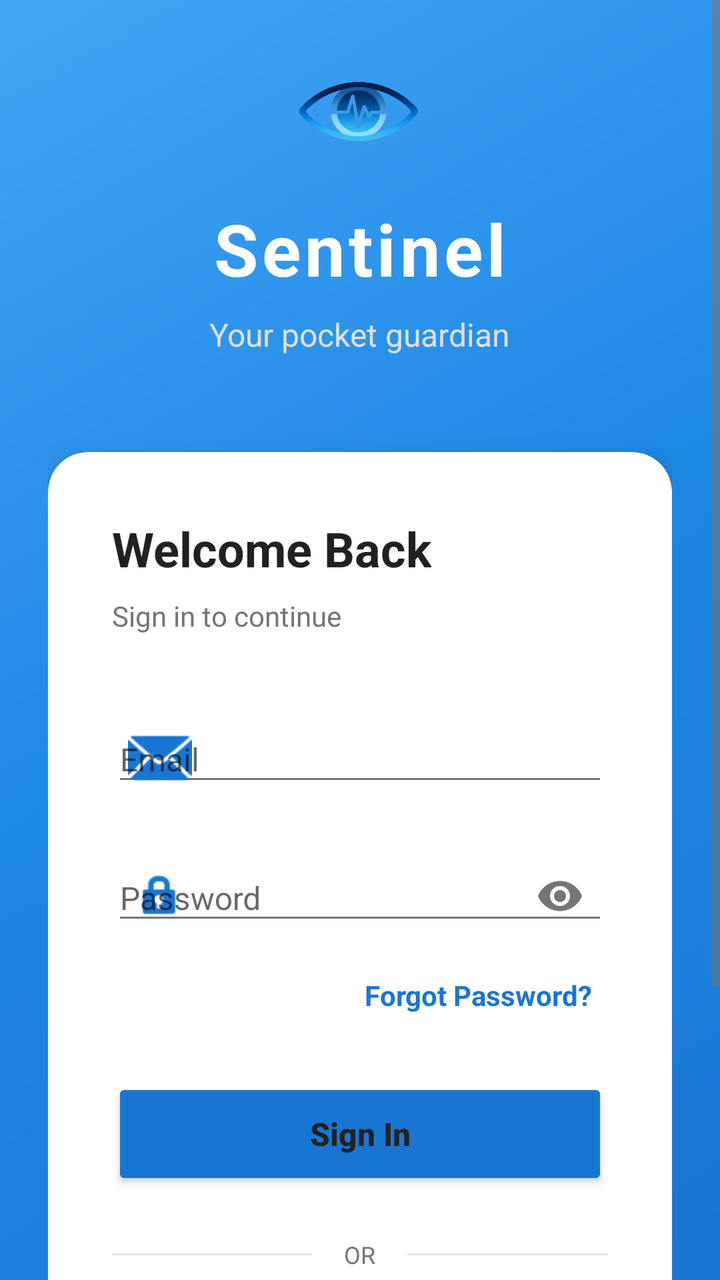
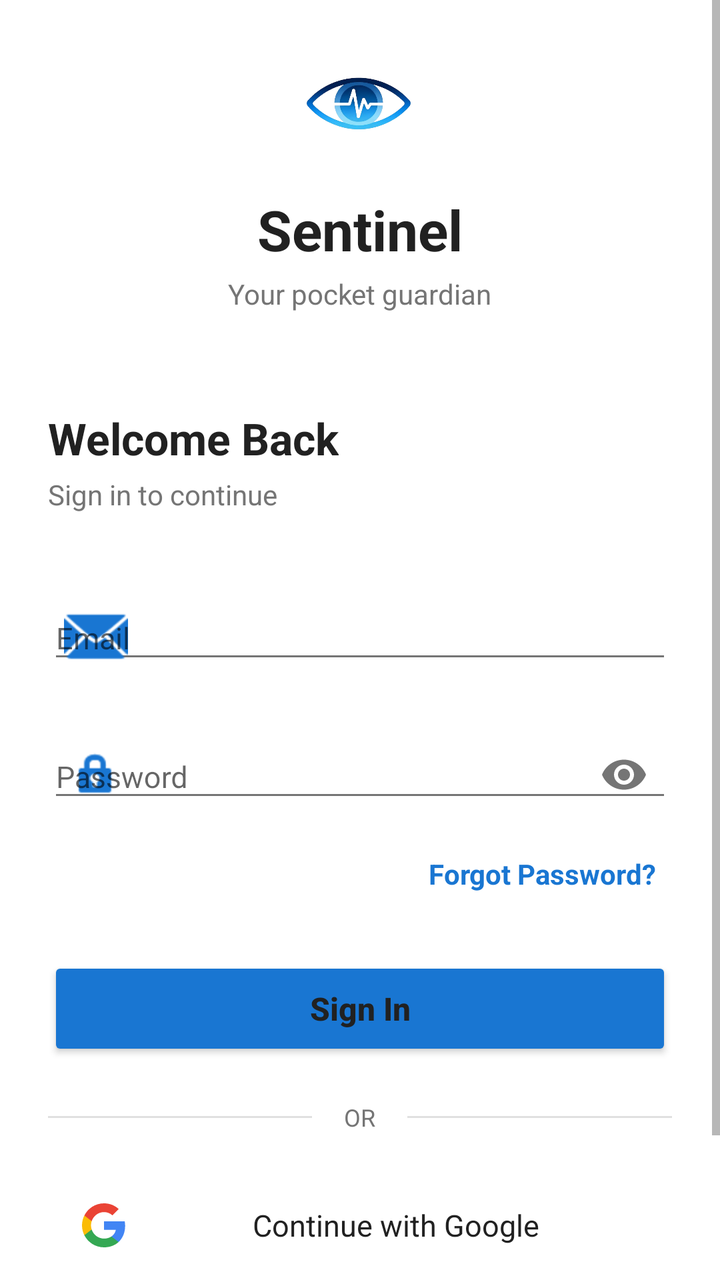

Before-and-after screenshots of an Android layout around one commit, followed by the original layout XML and the change that was made.
<!-- AndroidManifest.xml: application theme Theme.Sentinel -->
<!-- res/layout/activity_login.xml -->
<?xml version="1.0" encoding="utf-8"?>
<RelativeLayout xmlns:android="http://schemas.android.com/apk/res/android"
    xmlns:app="http://schemas.android.com/apk/res-auto"
    android:layout_width="match_parent"
    android:layout_height="match_parent"
    android:background="@drawable/login_gradient_background">

    <ScrollView
        android:layout_width="match_parent"
        android:layout_height="match_parent"
        android:fillViewport="true">

        <LinearLayout
            android:layout_width="match_parent"
            android:layout_height="wrap_content"
            android:orientation="vertical"
            android:padding="24dp"
            android:gravity="center">

            
            <View
                android:layout_width="match_parent"
                android:layout_height="0dp"
                android:layout_weight="1" />

            
            <LinearLayout
                android:layout_width="match_parent"
                android:layout_height="wrap_content"
                android:orientation="vertical"
                android:gravity="center"
                android:layout_marginBottom="48dp">

                
                <ImageView
                    android:id="@+id/iv_shield_icon"
                    android:layout_width="64dp"
                    android:layout_height="64dp"
                    android:layout_marginBottom="12dp"
                    android:src="@drawable/sentinel_main_icon"
                    android:contentDescription="@string/shield_icon"
                    android:adjustViewBounds="true"
                    android:scaleType="fitCenter" />

                <TextView
                    android:layout_width="wrap_content"
                    android:layout_height="wrap_content"
                    android:text="@string/sentinel"
                    android:textSize="36sp"
                    android:textStyle="bold"
                    android:textColor="@android:color/white"
                    android:letterSpacing="0.05" />

                <TextView
                    android:layout_width="wrap_content"
                    android:layout_height="wrap_content"
                    android:text="@string/your_pocket_guardian"
                    android:textSize="16sp"
                    android:textColor="#E0E0E0"
                    android:layout_marginTop="8dp" />
            </LinearLayout>

            
            <androidx.cardview.widget.CardView
                android:layout_width="match_parent"
                android:layout_height="wrap_content"
                app:cardCornerRadius="20dp"
                app:cardElevation="8dp"
                android:layout_marginBottom="24dp">

                <LinearLayout
                    android:layout_width="match_parent"
                    android:layout_height="wrap_content"
                    android:orientation="vertical"
                    android:padding="32dp">

                    
                    <TextView
                        android:layout_width="wrap_content"
                        android:layout_height="wrap_content"
                        android:text="@string/welcome_back"
                        android:textSize="24sp"
                        android:textStyle="bold"
                        android:textColor="#212121"
                        android:layout_marginBottom="8dp" />

                    <TextView
                        android:layout_width="wrap_content"
                        android:layout_height="wrap_content"
                        android:text="@string/sign_in_to_continue"
                        android:textSize="14sp"
                        android:textColor="#757575"
                        android:layout_marginBottom="32dp" />

                    
                    <com.google.android.material.textfield.TextInputLayout
                        android:id="@+id/email_input_layout"
                        android:layout_width="match_parent"
                        android:layout_height="wrap_content"
                        android:layout_marginBottom="16dp"
                        app:boxBackgroundMode="outline"
                        app:boxCornerRadiusTopStart="12dp"
                        app:boxCornerRadiusTopEnd="12dp"
                        app:boxCornerRadiusBottomStart="12dp"
                        app:boxCornerRadiusBottomEnd="12dp"
                        app:startIconDrawable="@android:drawable/ic_dialog_email"
                        app:startIconTint="#1976D2">

                        <com.google.android.material.textfield.TextInputEditText
                            android:id="@+id/et_email"
                            android:layout_width="match_parent"
                            android:layout_height="wrap_content"
                            android:hint="@string/email"
                            android:inputType="textEmailAddress"
                            android:textSize="16sp" />
                    </com.google.android.material.textfield.TextInputLayout>

                    
                    <com.google.android.material.textfield.TextInputLayout
                        android:id="@+id/password_input_layout"
                        android:layout_width="match_parent"
                        android:layout_height="wrap_content"
                        android:layout_marginBottom="8dp"
                        app:boxBackgroundMode="outline"
                        app:boxCornerRadiusTopStart="12dp"
                        app:boxCornerRadiusTopEnd="12dp"
                        app:boxCornerRadiusBottomStart="12dp"
                        app:boxCornerRadiusBottomEnd="12dp"
                        app:startIconDrawable="@android:drawable/ic_lock_idle_lock"
                        app:startIconTint="#1976D2"
                        app:endIconMode="password_toggle">

                        <com.google.android.material.textfield.TextInputEditText
                            android:id="@+id/et_password"
                            android:layout_width="match_parent"
                            android:layout_height="wrap_content"
                            android:hint="@string/password"
                            android:inputType="textPassword"
                            android:textSize="16sp" />
                    </com.google.android.material.textfield.TextInputLayout>

                    
                    <TextView
                        android:id="@+id/tv_forgot_password"
                        android:layout_width="wrap_content"
                        android:layout_height="wrap_content"
                        android:text="@string/forgot_password"
                        android:textSize="14sp"
                        android:textColor="#1976D2"
                        android:textStyle="bold"
                        android:layout_gravity="end"
                        android:padding="8dp"
                        android:layout_marginBottom="24dp"
                        android:clickable="true"
                        android:focusable="true"
                        android:background="?attr/selectableItemBackgroundBorderless" />

                    
                    <Button
                        android:id="@+id/btn_sign_in"
                        android:layout_width="match_parent"
                        android:layout_height="56dp"
                        android:text="@string/sign_in"
                        android:textAllCaps="false"
                        android:textSize="16sp"
                        android:textStyle="bold"
                        android:backgroundTint="#1976D2"
                        app:cornerRadius="12dp"
                        android:layout_marginBottom="24dp" />

                    
                    <LinearLayout
                        android:layout_width="match_parent"
                        android:layout_height="wrap_content"
                        android:orientation="horizontal"
                        android:gravity="center_vertical"
                        android:layout_marginBottom="24dp">

                        <View
                            android:layout_width="0dp"
                            android:layout_height="1dp"
                            android:layout_weight="1"
                            android:background="#E0E0E0" />

                        <TextView
                            android:layout_width="wrap_content"
                            android:layout_height="wrap_content"
                            android:text="@string/or"
                            android:textSize="12sp"
                            android:textColor="#757575"
                            android:paddingStart="16dp"
                            android:paddingEnd="16dp" />

                        <View
                            android:layout_width="0dp"
                            android:layout_height="1dp"
                            android:layout_weight="1"
                            android:background="#E0E0E0" />
                    </LinearLayout>

                    
                    <Button
                        android:id="@+id/btn_google_sign_in"
                        android:layout_width="match_parent"
                        android:layout_height="56dp"
                        android:text="@string/google"
                        android:textAllCaps="false"
                        android:textSize="16sp"
                        android:textColor="#212121"
                        android:drawableStart="@drawable/ic_google"
                        android:drawablePadding="12dp"
                        android:paddingStart="16dp"
                        android:paddingEnd="16dp"
                        style="@style/Widget.MaterialComponents.Button.OutlinedButton"
                        app:strokeColor="#E0E0E0"
                        app:strokeWidth="1dp"
                        app:cornerRadius="12dp"
                        android:background="@android:color/white" />
                </LinearLayout>
            </androidx.cardview.widget.CardView>

            
            <LinearLayout
                android:layout_width="wrap_content"
                android:layout_height="wrap_content"
                android:orientation="horizontal"
                android:gravity="center">

                <TextView
                    android:layout_width="wrap_content"
                    android:layout_height="wrap_content"
                    android:text="@string/don_t_have_an_account"
                    android:textSize="14sp"
                    android:textColor="@android:color/white" />

                <TextView
                    android:id="@+id/tv_sign_up"
                    android:layout_width="wrap_content"
                    android:layout_height="wrap_content"
                    android:text="@string/sign_up"
                    android:textSize="14sp"
                    android:textColor="@android:color/white"
                    android:textStyle="bold"
                    android:padding="8dp"
                    android:clickable="true"
                    android:focusable="true"
                    android:background="?attr/selectableItemBackgroundBorderless" />
            </LinearLayout>

            
            <View
                android:layout_width="match_parent"
                android:layout_height="0dp"
                android:layout_weight="1" />

        </LinearLayout>
    </ScrollView>

    
    <ProgressBar
        android:id="@+id/progress_bar"
        android:layout_width="wrap_content"
        android:layout_height="wrap_content"
        android:layout_centerInParent="true"
        android:visibility="gone"
        android:indeterminateTint="@android:color/white" />

</RelativeLayout>
<!-- resources referenced by this layout -->
<resources>
  <!-- drawable ic_google (drawable) -->
  <?xml version="1.0" encoding="utf-8"?>
  <vector xmlns:android="http://schemas.android.com/apk/res/android"
      android:width="24dp"
      android:height="24dp"
      android:viewportWidth="24"
      android:viewportHeight="24">
      <path
          android:fillColor="#4285F4"
          android:pathData="M22.56,12.25c0,-0.78 -0.07,-1.53 -0.2,-2.25H12v4.26h5.92c-0.26,1.37 -1.04,2.53 -2.21,3.31v2.77h3.57c2.08,-1.92 3.28,-4.74 3.28,-8.09z" />
      <path
          android:fillColor="#34A853"
          android:pathData="M12,23c2.97,0 5.46,-0.98 7.28,-2.66l-3.57,-2.77c-0.98,0.66 -2.23,1.06 -3.71,1.06 -2.86,0 -5.29,-1.93 -6.16,-4.53H2.18v2.84C3.99,20.53 7.7,23 12,23z" />
      <path
          android:fillColor="#FBBC05"
          android:pathData="M5.84,14.09c-0.22,-0.66 -0.35,-1.36 -0.35,-2.09s0.13,-1.43 0.35,-2.09V7.07H2.18C1.43,8.55 1,10.22 1,12s0.43,3.45 1.18,4.93l2.85,-2.22 0.81,-0.62z" />
      <path
          android:fillColor="#EA4335"
          android:pathData="M12,5.38c1.62,0 3.06,0.56 4.21,1.64l3.15,-3.15C17.45,2.09 14.97,1 12,1 7.7,1 3.99,3.47 2.18,7.07l3.66,2.84c0.87,-2.6 3.3,-4.53 6.16,-4.53z" />
  </vector>
  <!-- drawable login_gradient_background (drawable) -->
  <?xml version="1.0" encoding="utf-8"?>
  <shape xmlns:android="http://schemas.android.com/apk/res/android">
      <gradient
          android:angle="135"
          android:startColor="#1976D2"
          android:centerColor="#1E88E5"
          android:endColor="#42A5F5"
          android:type="linear" />
  </shape>
  <!-- drawable sentinel_main_icon: png bitmap (drawable, 95351 bytes) -->
  <string name="don_t_have_an_account">Don\'t have an account?</string>
  <string name="email">Email</string>
  <string name="forgot_password">Forgot Password?</string>
  <string name="google">Continue with Google</string>
  <string name="or">OR</string>
  <string name="password">Password</string>
  <string name="sentinel">Sentinel</string>
  <string name="shield_icon">Shield Icon</string>
  <string name="sign_in">Sign In</string>
  <string name="sign_in_to_continue">Sign in to continue</string>
  <string name="sign_up">Sign Up</string>
  <string name="welcome_back">Welcome Back</string>
  <string name="your_pocket_guardian">Your pocket guardian</string>
  <style name="Theme.Sentinel" parent="Base.Theme.Sentinel" />
  <style name="Base.Theme.Sentinel" parent="Theme.AppCompat.Light.DarkActionBar">
          
          <item name="colorPrimary">#1976D2</item>
          <item name="colorPrimaryDark">#1565C0</item>
          <item name="colorAccent">#42A5F5</item>
  
          
          <item name="android:statusBarColor">#1565C0</item>
  
          
          <item name="android:textColorPrimary">#212121</item>
          <item name="android:textColorSecondary">#757575</item>
      </style>
</resources>

<!-- the commit's change to res/layout/activity_login.xml (unified diff, before → after) -->
@@ -3,7 +3,7 @@
     xmlns:app="http://schemas.android.com/apk/res-auto"
     android:layout_width="match_parent"
     android:layout_height="match_parent"
-    android:background="@drawable/login_gradient_background">
+    android:background="@android:color/white">
 
     <ScrollView
         android:layout_width="match_parent"
@@ -34,9 +34,9 @@
                 
                 <ImageView
                     android:id="@+id/iv_shield_icon"
-                    android:layout_width="64dp"
-                    android:layout_height="64dp"
-                    android:layout_marginBottom="12dp"
+                    android:layout_width="56dp"
+                    android:layout_height="56dp"
+                    android:layout_marginBottom="16dp"
                     android:src="@drawable/sentinel_main_icon"
                     android:contentDescription="@string/shield_icon"
                     android:adjustViewBounds="true"
@@ -46,205 +46,194 @@
                     android:layout_width="wrap_content"
                     android:layout_height="wrap_content"
                     android:text="@string/sentinel"
-                    android:textSize="36sp"
-                    android:textStyle="bold"
-                    android:textColor="@android:color/white"
-                    android:letterSpacing="0.05" />
+                    android:textSize="28sp"
+                    android:textStyle="bold"
+                    android:textColor="#212121" />
 
                 <TextView
                     android:layout_width="wrap_content"
                     android:layout_height="wrap_content"
                     android:text="@string/your_pocket_guardian"
+                    android:textSize="14sp"
+                    android:textColor="#757575"
+                    android:layout_marginTop="4dp" />
+            </LinearLayout>
+
+            
+            <LinearLayout
+                android:layout_width="match_parent"
+                android:layout_height="wrap_content"
+                android:orientation="vertical">
+
+                
+                <TextView
+                    android:layout_width="wrap_content"
+                    android:layout_height="wrap_content"
+                    android:text="@string/welcome_back"
+                    android:textSize="22sp"
+                    android:textStyle="bold"
+                    android:textColor="#212121"
+                    android:layout_marginBottom="4dp" />
+
+                <TextView
+                    android:layout_width="wrap_content"
+                    android:layout_height="wrap_content"
+                    android:text="@string/sign_in_to_continue"
+                    android:textSize="14sp"
+                    android:textColor="#757575"
+                    android:layout_marginBottom="32dp" />
+
+                
+                <com.google.android.material.textfield.TextInputLayout
+                    android:id="@+id/email_input_layout"
+                    android:layout_width="match_parent"
+                    android:layout_height="wrap_content"
+                    android:layout_marginBottom="16dp"
+                    app:boxBackgroundMode="outline"
+                    app:boxCornerRadiusTopStart="8dp"
+                    app:boxCornerRadiusTopEnd="8dp"
+                    app:boxCornerRadiusBottomStart="8dp"
+                    app:boxCornerRadiusBottomEnd="8dp"
+                    app:startIconDrawable="@android:drawable/ic_dialog_email"
+                    app:startIconTint="#1976D2">
+
+                    <com.google.android.material.textfield.TextInputEditText
+                        android:id="@+id/et_email"
+                        android:layout_width="match_parent"
+                        android:layout_height="wrap_content"
+                        android:hint="@string/email"
+                        android:inputType="textEmailAddress"
+                        android:textSize="15sp" />
+                </com.google.android.material.textfield.TextInputLayout>
+
+                
+                <com.google.android.material.textfield.TextInputLayout
+                    android:id="@+id/password_input_layout"
+                    android:layout_width="match_parent"
+                    android:layout_height="wrap_content"
+                    android:layout_marginBottom="8dp"
+                    app:boxBackgroundMode="outline"
+                    app:boxCornerRadiusTopStart="8dp"
+                    app:boxCornerRadiusTopEnd="8dp"
+                    app:boxCornerRadiusBottomStart="8dp"
+                    app:boxCornerRadiusBottomEnd="8dp"
+                    app:startIconDrawable="@android:drawable/ic_lock_idle_lock"
+                    app:startIconTint="#1976D2"
+                    app:endIconMode="password_toggle">
+
+                    <com.google.android.material.textfield.TextInputEditText
+                        android:id="@+id/et_password"
+                        android:layout_width="match_parent"
+                        android:layout_height="wrap_content"
+                        android:hint="@string/password"
+                        android:inputType="textPassword"
+                        android:textSize="15sp" />
+                </com.google.android.material.textfield.TextInputLayout>
+
+                
+                <TextView
+                    android:id="@+id/tv_forgot_password"
+                    android:layout_width="wrap_content"
+                    android:layout_height="wrap_content"
+                    android:text="@string/forgot_password"
+                    android:textSize="14sp"
+                    android:textColor="#1976D2"
+                    android:textStyle="bold"
+                    android:layout_gravity="end"
+                    android:padding="8dp"
+                    android:layout_marginBottom="24dp"
+                    android:clickable="true"
+                    android:focusable="true"
+                    android:background="?attr/selectableItemBackgroundBorderless" />
+
+                
+                <Button
+                    android:id="@+id/btn_sign_in"
+                    android:layout_width="match_parent"
+                    android:layout_height="52dp"
+                    android:text="@string/sign_in"
+                    android:textAllCaps="false"
                     android:textSize="16sp"
-                    android:textColor="#E0E0E0"
-                    android:layout_marginTop="8dp" />
-            </LinearLayout>
-
-            
-            <androidx.cardview.widget.CardView
-                android:layout_width="match_parent"
-                android:layout_height="wrap_content"
-                app:cardCornerRadius="20dp"
-                app:cardElevation="8dp"
-                android:layout_marginBottom="24dp">
-
+                    android:textStyle="bold"
+                    android:backgroundTint="#1976D2"
+                    android:layout_marginBottom="20dp" />
+
+                
                 <LinearLayout
                     android:layout_width="match_parent"
                     android:layout_height="wrap_content"
-                    android:orientation="vertical"
-                    android:padding="32dp">
-
-                    
+                    android:orientation="horizontal"
+                    android:gravity="center_vertical"
+                    android:layout_marginBottom="20dp">
+
+                    <View
+                        android:layout_width="0dp"
+                        android:layout_height="1dp"
+                        android:layout_weight="1"
+                        android:background="#E0E0E0" />
+
                     <TextView
                         android:layout_width="wrap_content"
                         android:layout_height="wrap_content"
-                        android:text="@string/welcome_back"
-                        android:textSize="24sp"
-                        android:textStyle="bold"
-                        android:textColor="#212121"
-                        android:layout_marginBottom="8dp" />
+                        android:text="@string/or"
+                        android:textSize="12sp"
+                        android:textColor="#757575"
+                        android:paddingStart="16dp"
+                        android:paddingEnd="16dp" />
+
+                    <View
+                        android:layout_width="0dp"
+                        android:layout_height="1dp"
+                        android:layout_weight="1"
+                        android:background="#E0E0E0" />
+                </LinearLayout>
+
+                
+                <Button
+                    android:id="@+id/btn_google_sign_in"
+                    android:layout_width="match_parent"
+                    android:layout_height="52dp"
+                    android:text="@string/google"
+                    android:textAllCaps="false"
+                    android:textSize="15sp"
+                    android:textColor="#212121"
+                    android:drawableStart="@drawable/ic_google"
+                    android:drawablePadding="12dp"
+                    android:paddingStart="16dp"
+                    android:paddingEnd="16dp"
+                    style="@style/Widget.MaterialComponents.Button.OutlinedButton"
+                    app:strokeColor="#E0E0E0"
+                    app:strokeWidth="1dp"
+                    android:background="@android:color/white"
+                    android:layout_marginBottom="24dp" />
+
+                
+                <LinearLayout
+                    android:layout_width="match_parent"
+                    android:layout_height="wrap_content"
+                    android:orientation="horizontal"
+                    android:gravity="center">
 
                     <TextView
                         android:layout_width="wrap_content"
                         android:layout_height="wrap_content"
-                        android:text="@string/sign_in_to_continue"
+                        android:text="@string/don_t_have_an_account"
                         android:textSize="14sp"
-                        android:textColor="#757575"
-                        android:layout_marginBottom="32dp" />
-
-                    
-                    <com.google.android.material.textfield.TextInputLayout
-                        android:id="@+id/email_input_layout"
-                        android:layout_width="match_parent"
-                        android:layout_height="wrap_content"
-                        android:layout_marginBottom="16dp"
-                        app:boxBackgroundMode="outline"
-                        app:boxCornerRadiusTopStart="12dp"
-                        app:boxCornerRadiusTopEnd="12dp"
-                        app:boxCornerRadiusBottomStart="12dp"
-                        app:boxCornerRadiusBottomEnd="12dp"
-                        app:startIconDrawable="@android:drawable/ic_dialog_email"
-                        app:startIconTint="#1976D2">
-
-                        <com.google.android.material.textfield.TextInputEditText
-                            android:id="@+id/et_email"
-                            android:layout_width="match_parent"
-                            android:layout_height="wrap_content"
-                            android:hint="@string/email"
-                            android:inputType="textEmailAddress"
-                            android:textSize="16sp" />
-                    </com.google.android.material.textfield.TextInputLayout>
-
-                    
-                    <com.google.android.material.textfield.TextInputLayout
-                        android:id="@+id/password_input_layout"
-                        android:layout_width="match_parent"
-                        android:layout_height="wrap_content"
-                        android:layout_marginBottom="8dp"
-                        app:boxBackgroundMode="outline"
-                        app:boxCornerRadiusTopStart="12dp"
-                        app:boxCornerRadiusTopEnd="12dp"
-                        app:boxCornerRadiusBottomStart="12dp"
-                        app:boxCornerRadiusBottomEnd="12dp"
-                        app:startIconDrawable="@android:drawable/ic_lock_idle_lock"
-                        app:startIconTint="#1976D2"
-                        app:endIconMode="password_toggle">
-
-                        <com.google.android.material.textfield.TextInputEditText
-                            android:id="@+id/et_password"
-                            android:layout_width="match_parent"
-                            android:layout_height="wrap_content"
-                            android:hint="@string/password"
-                            android:inputType="textPassword"
-                            android:textSize="16sp" />
-                    </com.google.android.material.textfield.TextInputLayout>
-
-                    
+                        android:textColor="#757575" />
+
                     <TextView
-                        android:id="@+id/tv_forgot_password"
+                        android:id="@+id/tv_sign_up"
                         android:layout_width="wrap_content"
                         android:layout_height="wrap_content"
-                        android:text="@string/forgot_password"
+                        android:text="@string/sign_up"
                         android:textSize="14sp"
                         android:textColor="#1976D2"
                         android:textStyle="bold"
-                        android:layout_gravity="end"
                         android:padding="8dp"
-                        android:layout_marginBottom="24dp"
                         android:clickable="true"
                         android:focusable="true"
                         android:background="?attr/selectableItemBackgroundBorderless" />
-
-                    
-                    <Button
-                        android:id="@+id/btn_sign_in"
-                        android:layout_width="match_parent"
-                        android:layout_height="56dp"
-                        android:text="@string/sign_in"
-                        android:textAllCaps="false"
-                        android:textSize="16sp"
-                        android:textStyle="bold"
-                        android:backgroundTint="#1976D2"
-                        app:cornerRadius="12dp"
-                        android:layout_marginBottom="24dp" />
-
-                    
-                    <LinearLayout
-                        android:layout_width="match_parent"
-                        android:layout_height="wrap_content"
-                        android:orientation="horizontal"
-                        android:gravity="center_vertical"
-                        android:layout_marginBottom="24dp">
-
-                        <View
-                            android:layout_width="0dp"
-                            android:layout_height="1dp"
-                            android:layout_weight="1"
-                            android:background="#E0E0E0" />
-
-                        <TextView
-                            android:layout_width="wrap_content"
-                            android:layout_height="wrap_content"
-                            android:text="@string/or"
-                            android:textSize="12sp"
-                            android:textColor="#757575"
-                            android:paddingStart="16dp"
-                            android:paddingEnd="16dp" />
-
-                        <View
-                            android:layout_width="0dp"
-                            android:layout_height="1dp"
-                            android:layout_weight="1"
-                            android:background="#E0E0E0" />
-                    </LinearLayout>
-
-                    
-                    <Button
-                        android:id="@+id/btn_google_sign_in"
-                        android:layout_width="match_parent"
-                        android:layout_height="56dp"
-                        android:text="@string/google"
-                        android:textAllCaps="false"
-                        android:textSize="16sp"
-                        android:textColor="#212121"
-                        android:drawableStart="@drawable/ic_google"
-                        android:drawablePadding="12dp"
-                        android:paddingStart="16dp"
-                        android:paddingEnd="16dp"
-                        style="@style/Widget.MaterialComponents.Button.OutlinedButton"
-                        app:strokeColor="#E0E0E0"
-                        app:strokeWidth="1dp"
-                        app:cornerRadius="12dp"
-                        android:background="@android:color/white" />
                 </LinearLayout>
-            </androidx.cardview.widget.CardView>
-
-            
-            <LinearLayout
-                android:layout_width="wrap_content"
-                android:layout_height="wrap_content"
-                android:orientation="horizontal"
-                android:gravity="center">
-
-                <TextView
-                    android:layout_width="wrap_content"
-                    android:layout_height="wrap_content"
-                    android:text="@string/don_t_have_an_account"
-                    android:textSize="14sp"
-                    android:textColor="@android:color/white" />
-
-                <TextView
-                    android:id="@+id/tv_sign_up"
-                    android:layout_width="wrap_content"
-                    android:layout_height="wrap_content"
-                    android:text="@string/sign_up"
-                    android:textSize="14sp"
-                    android:textColor="@android:color/white"
-                    android:textStyle="bold"
-                    android:padding="8dp"
-                    android:clickable="true"
-                    android:focusable="true"
-                    android:background="?attr/selectableItemBackgroundBorderless" />
             </LinearLayout>
 
             
@@ -263,6 +252,6 @@
         android:layout_height="wrap_content"
         android:layout_centerInParent="true"
         android:visibility="gone"
-        android:indeterminateTint="@android:color/white" />
+        android:indeterminateTint="#1976D2" />
 
 </RelativeLayout>
<!-- resource entries referenced after the edit -->
@@ -20,16 +20,6 @@
           android:fillColor="#EA4335"
           android:pathData="M12,5.38c1.62,0 3.06,0.56 4.21,1.64l3.15,-3.15C17.45,2.09 14.97,1 12,1 7.7,1 3.99,3.47 2.18,7.07l3.66,2.84c0.87,-2.6 3.3,-4.53 6.16,-4.53z" />
   </vector>
-  <!-- drawable login_gradient_background (drawable) -->
-  <?xml version="1.0" encoding="utf-8"?>
-  <shape xmlns:android="http://schemas.android.com/apk/res/android">
-      <gradient
-          android:angle="135"
-          android:startColor="#1976D2"
-          android:centerColor="#1E88E5"
-          android:endColor="#42A5F5"
-          android:type="linear" />
-  </shape>
   <!-- drawable sentinel_main_icon: png bitmap (drawable, 95351 bytes) -->
   <string name="don_t_have_an_account">Don\'t have an account?</string>
   <string name="email">Email</string>
